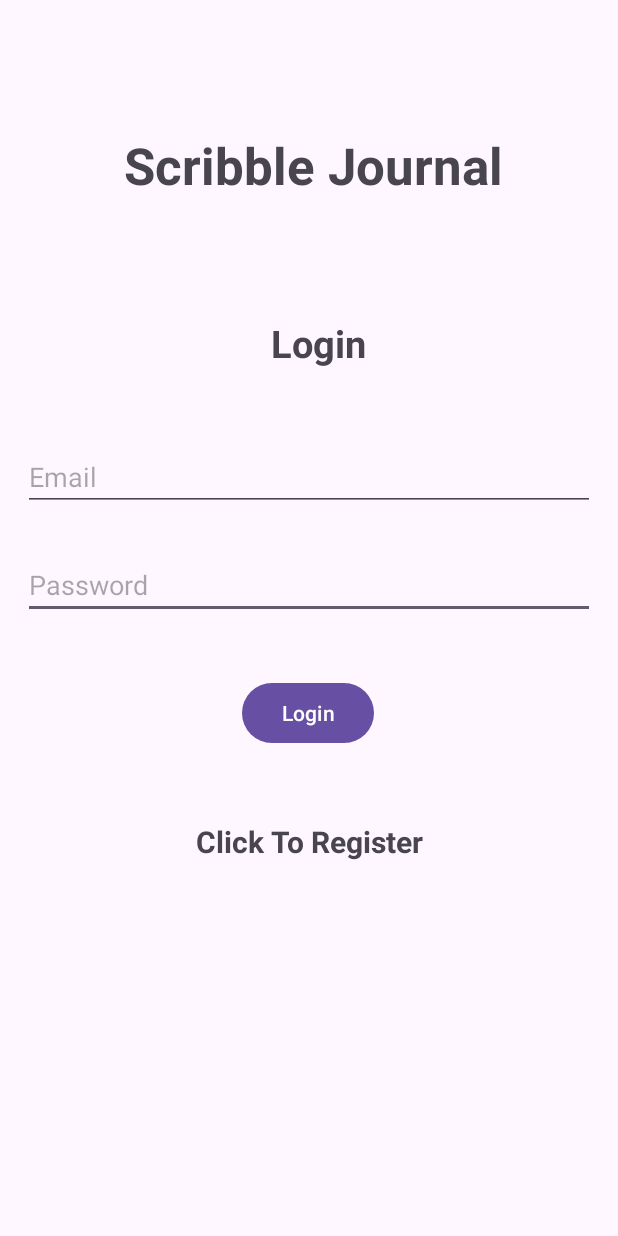
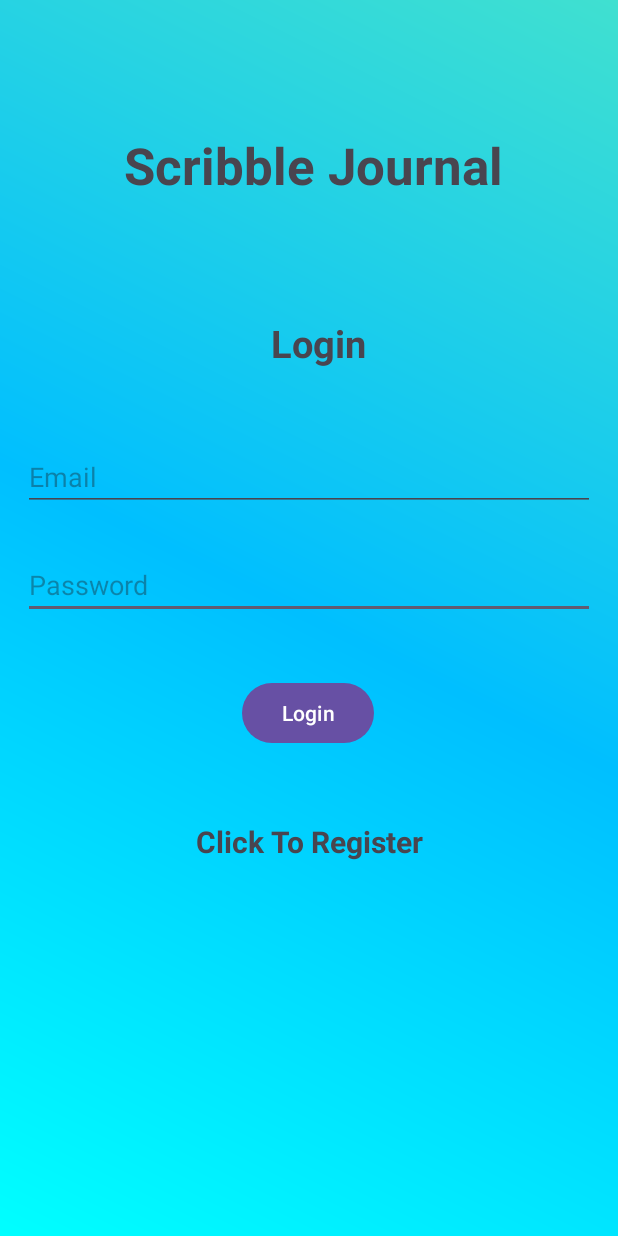
Before and after one commit to Ali-m99/Mobile-Programming-Project, an Android app: the screen it shows after launch (Login), on a phone screen of 412 x 824 dp. Run offline under Robolectric (Android 15) with nearby library versions, the phone set to English and light mode, and no system bars; our stand-ins replace Firebase (no records; nobody signed in at launch, a user with empty details on screens opened directly); Roboto replaces fonts that are not available here; 4 statements that could not run were skipped.

Commit message:
BG pages configured

```diff
--- a/app/src/main/res/layout/activity_login.xml
+++ b/app/src/main/res/layout/activity_login.xml
@@ -7,6 +7,7 @@
     android:gravity="center"
     android:layout_height="match_parent"
     android:padding="15dp"
+    android:background="@drawable/background_register"
     tools:context=".Login">
 
     <TextView
```
